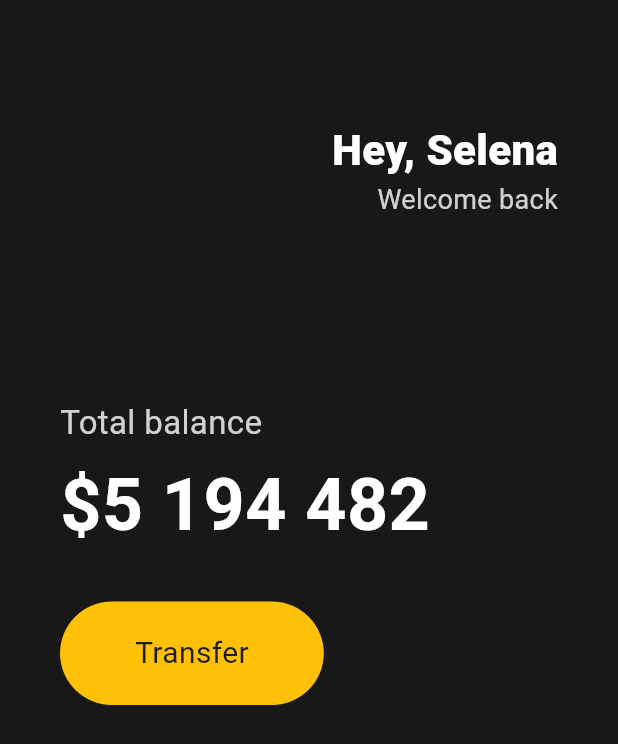
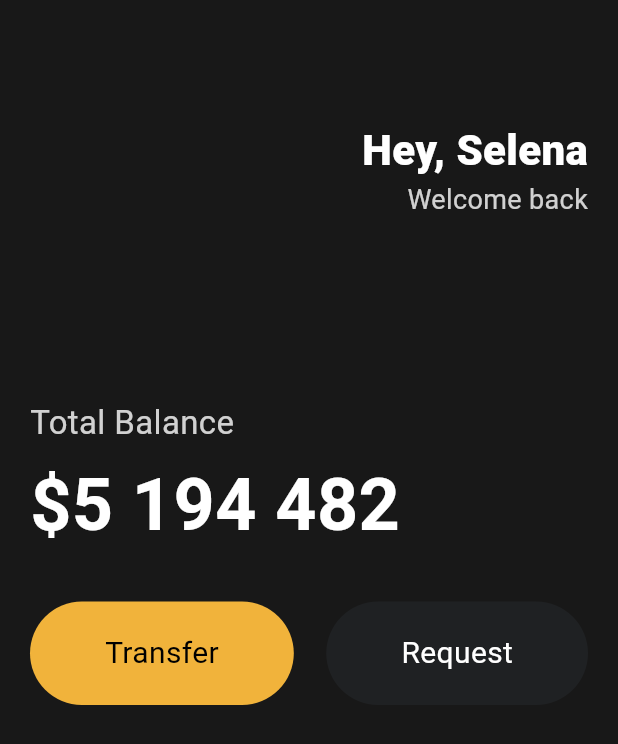
Before and after one commit to YHBae99/Flutter, a Flutter app: the screen it shows after launch, on a phone screen of 412 x 824 dp. Shown: the top 744 px of the screen. Run offline on Flutter 3.47's test engine with Material 3 defaults, Android fonts, the phone set to English and light mode, and no system bars.

Commit message:
add to widgets/button.dart

```diff
--- a/flutter_01/lib/main.dart
+++ b/flutter_01/lib/main.dart
@@ -1,25 +1,27 @@
+import 'package:fastcampus_flutter_01/widgets/button.dart';
 import 'package:flutter/material.dart';
+import 'package:flutter/widgets.dart';
 
 void main() {
   runApp(App());
 }
 
 class App extends StatelessWidget {
-  App({super.key});
+  const App({super.key});
 
   @override
   Widget build(BuildContext context) {
     return MaterialApp(
       home: Scaffold(
-        backgroundColor: Color(0xFF181818),
+        backgroundColor: const Color(0xFF181818),
         body: Padding(
-          padding: EdgeInsets.symmetric(
-            horizontal: 40,
+          padding: const EdgeInsets.symmetric(
+            horizontal: 20,
           ),
           child: Column(
             crossAxisAlignment: CrossAxisAlignment.start,
             children: [
-              SizedBox(
+              const SizedBox(
                 height: 80,
               ),
               Row(
@@ -27,7 +29,7 @@ class App extends StatelessWidget {
                 children: [
                   Column(
                     crossAxisAlignment: CrossAxisAlignment.end,
-                    children: [
+                    children: const [
                       Text(
                         'Hey, Selena',
                         style: TextStyle(
@@ -47,20 +49,20 @@ class App extends StatelessWidget {
                   )
                 ],
               ),
-              SizedBox(
+              const SizedBox(
                 height: 120,
               ),
               Text(
-                'Total balance',
+                'Total Balance',
                 style: TextStyle(
                   fontSize: 22,
                   color: Colors.white.withOpacity(0.8),
                 ),
               ),
-              SizedBox(
+              const SizedBox(
                 height: 5,
               ),
-              Text(
+              const Text(
                 '\$5 194 482',
                 style: TextStyle(
                   fontSize: 48,
@@ -68,28 +70,21 @@ class App extends StatelessWidget {
                   color: Colors.white,
                 ),
               ),
-              SizedBox(
+              const SizedBox(
                 height: 30,
               ),
               Row(
-                children: [
-                  Container(
-                    decoration: BoxDecoration(
-                      color: Colors.amber,
-                      borderRadius: BorderRadius.circular(45),
-                    ),
-                    child: Padding(
-                      padding: EdgeInsets.symmetric(
-                        vertical: 20,
-                        horizontal: 50,
-                      ),
-                      child: Text(
-                        'Transfer',
-                        style: TextStyle(
-                          fontSize: 20,
-                        ),
-                      ),
-                    ),
+                mainAxisAlignment: MainAxisAlignment.spaceBetween,
+                children: const [
+                  Button(
+                    text: 'Transfer',
+                    bgColor: Color(0xFFF1B33B),
+                    textColor: Colors.black,
+                  ),
+                  Button(
+                    text: 'Request',
+                    bgColor: Color(0xFF1F2123),
+                    textColor: Colors.white,
                   ),
                 ],
               ),
--- /dev/null
+++ b/flutter_01/lib/widgets/button.dart
@@ -0,0 +1,37 @@
+import 'package:flutter/material.dart';
+
+class Button extends StatelessWidget {
+  final String text;
+  final Color bgColor;
+  final Color textColor;
+
+  const Button({
+    super.key,
+    required this.text,
+    required this.bgColor,
+    required this.textColor,
+  });
+
+  @override
+  Widget build(BuildContext context) {
+    return Container(
+      decoration: BoxDecoration(
+        color: bgColor,
+        borderRadius: BorderRadius.circular(45),
+      ),
+      child: Padding(
+        padding: const EdgeInsets.symmetric(
+          vertical: 20,
+          horizontal: 50,
+        ),
+        child: Text(
+          text,
+          style: TextStyle(
+            color: textColor,
+            fontSize: 20,
+          ),
+        ),
+      ),
+    );
+  }
+}
```
